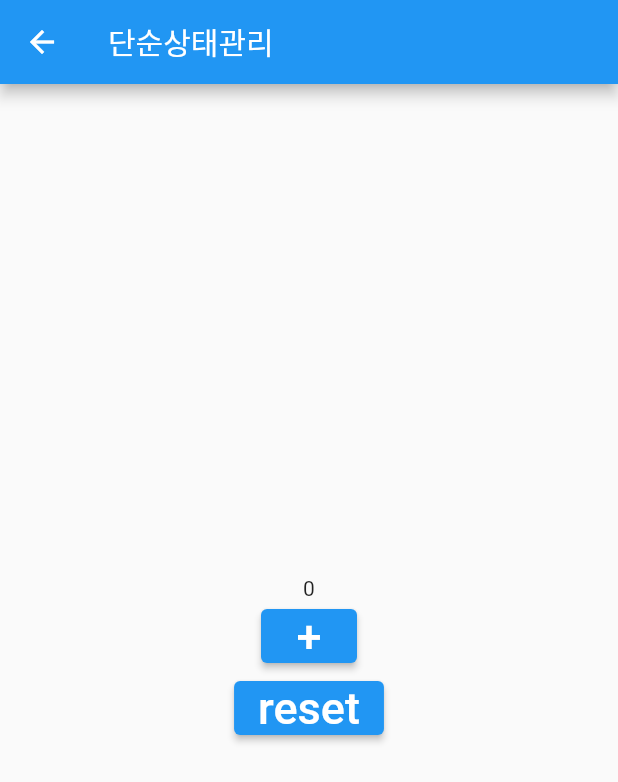
After one commit to Jang-zn/getx_study, a Flutter app: the screen it shows after launch, after a tap on "반응형 상태관리", on a phone screen of 412 x 824 dp. The commit adds this screen. Shown: the top 782 px of the screen. Run offline on Flutter 3.47's test engine with Material 2 defaults, Android fonts, the phone set to English and light mode, and no system bars; our stand-ins replace get.

Commit message:
반응형 상태관리 class는 Rx<Class> 형태로 만들면 된다.

```diff
--- /dev/null
+++ b/lib/src/controller/count_controller_reactive.dart
@@ -0,0 +1,33 @@
+import 'package:get/get.dart';
+
+class CountControllerReactive extends GetxController{
+  RxInt count = 0.obs;
+
+  void increase(){
+    count++;
+  }
+
+  void reset(){
+    count(0);
+  }
+
+
+  //reactive lifeCycle 이용한 worker 기능
+  @override
+  void onInit() {
+    ever(count,(_)=>{print("매번")});
+    once(count,(_)=>{print("한번만")});
+    debounce(count,(_)=>{print("마지막에만 호출")},time:Duration(seconds:1));
+    interval(count,(_)=>{print("변경중 특정 시간마다 호출")},time:Duration(seconds:1));
+
+    super.onInit();
+  }
+
+  @override
+  void onClose() {
+
+  }
+
+//lifeCycle
+
+}
--- a/lib/src/home.dart
+++ b/lib/src/home.dart
@@ -1,6 +1,7 @@
 import 'package:flutter/material.dart';
 import 'package:get/get.dart';
 import 'package:getx_study/src/page/normal/first.dart';
+import 'package:getx_study/src/page/reactive_state_management.dart';
 import 'package:getx_study/src/page/simple_state_management.dart';
 
 
@@ -43,7 +44,12 @@ class HomePage extends StatelessWidget {
                 onPressed: (){
                   Get.to(SimplePage());
                 },
-                child: Text("단순 상태관리"))
+                child: Text("단순 상태관리")),
+            ElevatedButton(
+                onPressed: (){
+                  Get.to(ReactivePage());
+                },
+                child: Text("반응형 상태관리"))
           ],
         )
       )
--- /dev/null
+++ b/lib/src/page/reactive_state_management.dart
@@ -0,0 +1,37 @@
+import 'package:flutter/material.dart';
+import 'package:get/get.dart';
+import 'package:getx_study/src/controller/count_controller.dart';
+import 'package:getx_study/src/controller/count_controller_reactive.dart';
+
+class ReactivePage extends StatelessWidget {
+  const ReactivePage({Key? key}) : super(key: key);
+
+  @override
+  Widget build(BuildContext context) {
+    CountControllerReactive cc = Get.put(CountControllerReactive());
+    return Scaffold(
+      appBar: AppBar(
+        title:Text("단순상태관리"),
+      ),
+      body:Center(
+        child:Column(
+          mainAxisAlignment: MainAxisAlignment.center,
+          children:[
+            Obx(()=> Text("${cc.count.value}")),
+            ElevatedButton(
+                onPressed: (){
+                  cc.increase();
+                },
+                child: Text("+", style:TextStyle(fontSize: 30))),
+            ElevatedButton(
+                onPressed: (){
+                  cc.reset();
+                },
+                child: Text("reset", style:TextStyle(fontSize: 30))),
+          ]
+        )
+      )
+    );
+
+  }
+}
```
